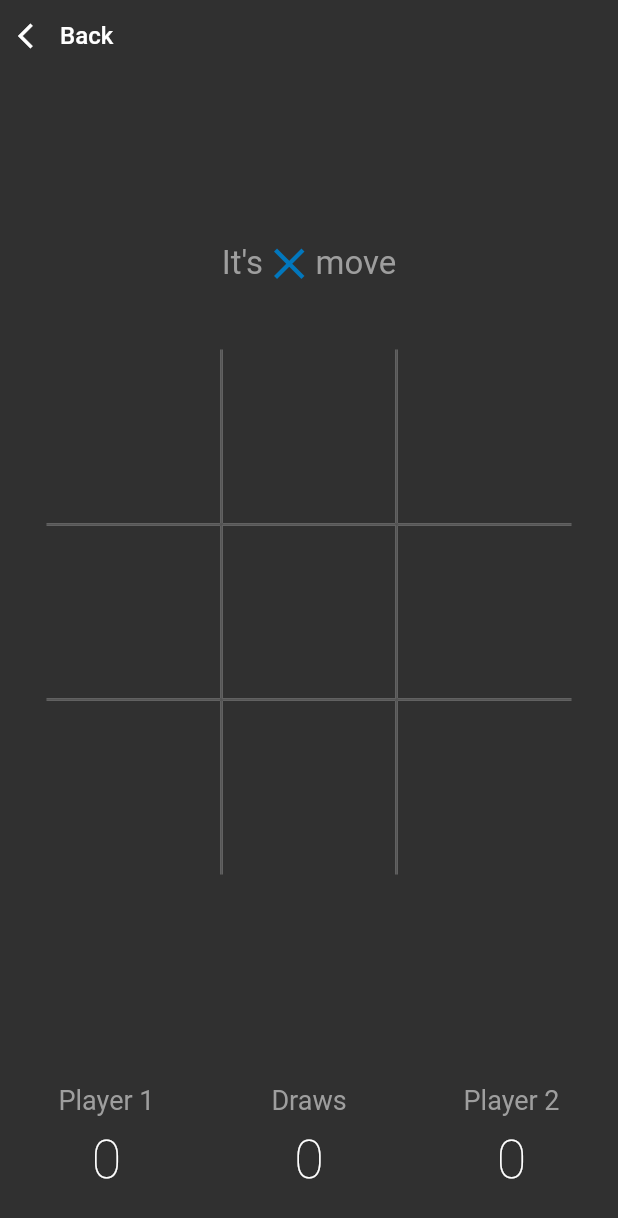
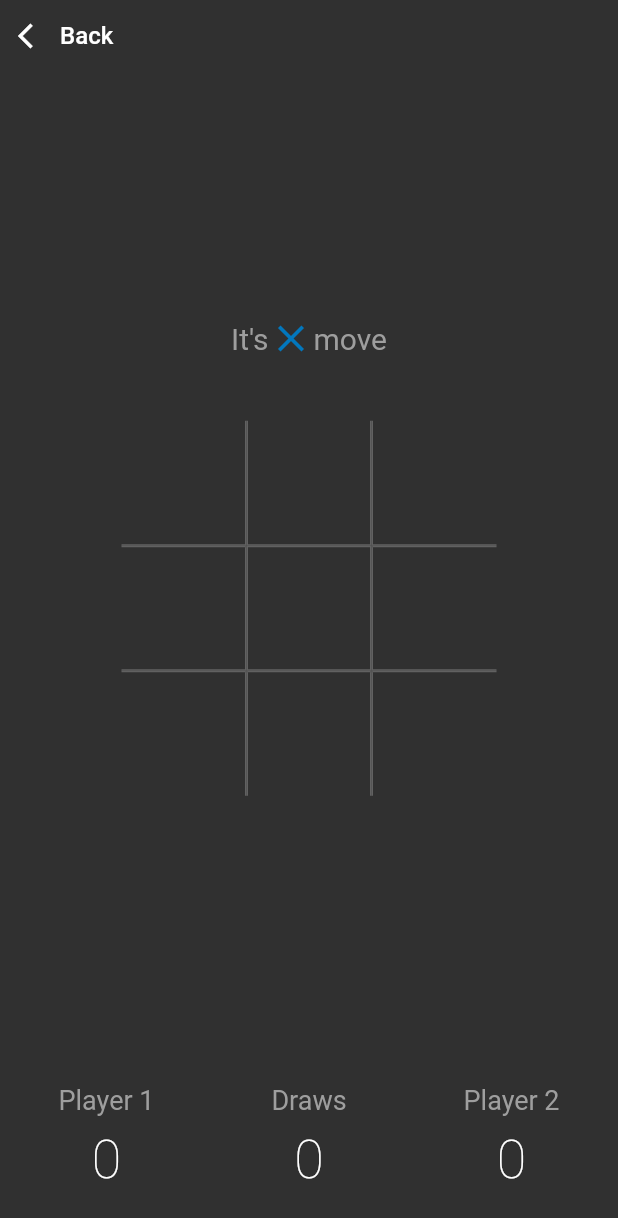
Before and after one commit to jakubjaniec/tictactoe, a Flutter app: the Game screen opened by its route, on a phone screen of 412 x 824 dp. Shown: the top 1218 px of the screen. Run offline on Flutter 3.47's test engine with Material 2 defaults, Android fonts, the phone set to English and light mode, and no system bars; our stand-ins replace device_preview.

```diff
--- a/lib/components/board.dart
+++ b/lib/components/board.dart
@@ -19,8 +19,8 @@ class _BoardState extends State<Board> {
   Widget build(BuildContext context) {
     return Container(
       margin: EdgeInsets.only(top: 40),
-      width: 350,
-      height: 350,
+      width: 250,
+      height: 250,
       child: Column(
         children: [
           Row(
--- a/lib/components/field.dart
+++ b/lib/components/field.dart
@@ -66,16 +66,16 @@ class _FieldState extends State<Field> {
     }
 
     return Container(
-      width: 350 / 3,
-      height: 350 / 3,
+      width: 250 / 3,
+      height: 250 / 3,
       decoration: BoxDecoration(border: determineBorder()),
       child: FlatButton(
         onPressed: disabled ? null : handleClick,
         child: disabled
             ? (widget.movesList[widget.row][widget.place] == 'X'
-                ? XSign(80)
+                ? XSign(50)
                 : widget.movesList[widget.row][widget.place] == 'O'
-                    ? Circle(80)
+                    ? Circle(50)
                     : null)
             : null,
       ),
--- a/lib/components/whoseMove.dart
+++ b/lib/components/whoseMove.dart
@@ -14,15 +14,15 @@ class WhoseMove extends StatelessWidget {
       children: [
         Text(
           'It\'s',
-          style: TextStyle(color: Colors.grey[500], fontSize: 22),
+          style: TextStyle(color: Colors.grey[500], fontSize: 20),
         ),
         xMove
-            ? XSign(35)
+            ? XSign(30)
             : Container(
-                margin: EdgeInsets.symmetric(horizontal: 5), child: Circle(35)),
+                margin: EdgeInsets.symmetric(horizontal: 5), child: Circle(30)),
         Text(
           'move',
-          style: TextStyle(color: Colors.grey[500], fontSize: 22),
+          style: TextStyle(color: Colors.grey[500], fontSize: 20),
         )
       ],
     );
--- a/lib/main.dart
+++ b/lib/main.dart
@@ -1,10 +1,13 @@
 import 'package:flutter/material.dart';
+import 'package:device_preview/device_preview.dart';
 
 import 'pages/game.dart';
 import 'pages/home.dart';
 
 void main() {
-  runApp(TicTacToe());
+  runApp(
+    DevicePreview(enabled: true, builder: (context) => TicTacToe()),
+  );
 }
 
 class TicTacToe extends StatelessWidget {
--- a/pubspec.yaml
+++ b/pubspec.yaml
@@ -23,6 +23,7 @@ environment:
 dependencies:
   flutter:
     sdk: flutter
+  device_preview: ^0.4.8
 
   # The following adds the Cupertino Icons font to your application.
   # Use with the CupertinoIcons class for iOS style icons.
```
Also changed, not shown: lib/pages/home.dart (+5 -20 lines), pubspec.lock.
